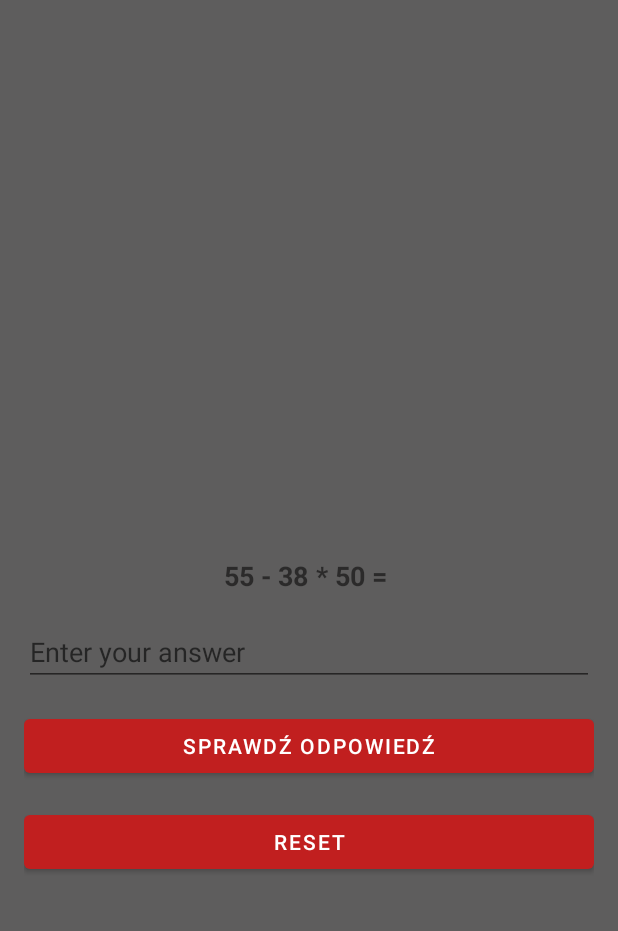
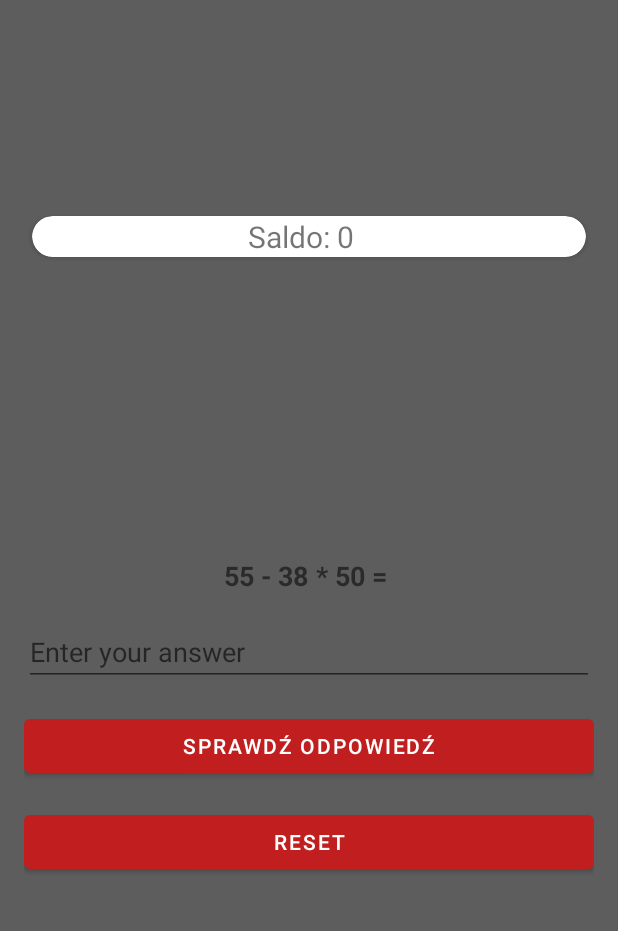
Before and after one commit to Michali0/cashino, an Android app: the fragment SaldoFragment placed in its activity, on a phone screen of 412 x 824 dp, the part 84-1015 px from its top. Run offline under Robolectric (Android 15) with nearby library versions, the phone set to English and light mode, and no system bars; our stand-ins replace Firebase (no records; nobody signed in at launch, a user with empty details on screens opened directly); 1 statement that could not run was skipped.

Commit message:
Obsługa salda w uzupełnianiu salda, poprawa ustalania stanu salda w grach, poprawa działania black jacka

```diff
--- a/app/src/main/AndroidManifest.xml
+++ b/app/src/main/AndroidManifest.xml
@@ -2,6 +2,7 @@
 <manifest xmlns:android="http://schemas.android.com/apk/res/android"
     xmlns:tools="http://schemas.android.com/tools">
 
+    <uses-permission android:name="android.permission.INTERNET"/>
     <application
         android:allowBackup="true"
         android:dataExtractionRules="@xml/data_extraction_rules"
@@ -11,9 +12,6 @@
         android:supportsRtl="true"
         android:theme="@style/Theme.Cashino"
         tools:targetApi="31">
-        <activity
-            android:name=".AboutActivity"
-            android:exported="false" />
         <activity
             android:name=".HomeActivity"
             android:exported="false" />
--- a/app/src/main/java/pl/wincenciuk/cashino/FragmentSlots.kt
+++ b/app/src/main/java/pl/wincenciuk/cashino/FragmentSlots.kt
@@ -66,14 +66,14 @@ class FragmentSlots : Fragment() {
 
                 if (wheel1.currentIndex == wheel2.currentIndex && wheel2.currentIndex == wheel3.currentIndex) {
                     msg.text = "Gratulację, wygrałeś dużą nagrodę!"
-                    writeSaldo(3*stawkaA)
+                    writeSaldo(4*stawkaA)
                 } else if (wheel1.currentIndex == wheel2.currentIndex || wheel2.currentIndex == wheel3.currentIndex
                     || wheel1.currentIndex == wheel3.currentIndex
                 ) {
                     msg.text = "Mała nagroda"
+                    writeSaldo(stawkaA)
                 } else {
                     msg.text = "Przegrałeś! Spróbuj ponownie"
-                    writeSaldo(-stawkaA)
                 }
 
                 btn.text = "Start"
@@ -88,6 +88,7 @@ class FragmentSlots : Fragment() {
                     Toast.makeText(requireContext(), "Niepoprawna stawka", Toast.LENGTH_SHORT).show()
                 } else {
                     stawka.isEnabled = false
+                    writeSaldo(-stawkaA)
                     wheel1 = Wheel(object : Wheel.WheelListener {
                         override fun newImage(img: Int) {
                             activity?.runOnUiThread {
--- a/app/src/main/java/pl/wincenciuk/cashino/RouletteFragment.kt
+++ b/app/src/main/java/pl/wincenciuk/cashino/RouletteFragment.kt
@@ -83,6 +83,7 @@ class RouletteFragment : Fragment() {
             Toast.makeText(requireContext(), "Niepoprawna stawka", Toast.LENGTH_SHORT).show()
             return
         }
+        writeSaldo(-stawkaA)
         if (selectedColor.isNullOrEmpty()) {
             Toast.makeText(requireContext(), "Proszę najpierw wybrać kolor", Toast.LENGTH_SHORT).show()
             return
@@ -111,13 +112,12 @@ class RouletteFragment : Fragment() {
                 if (selectedColor.equals(resultTv.text.toString().split(" ")[0], ignoreCase = true)) {
                     Toast.makeText(requireContext(), "Wygrałeś!", Toast.LENGTH_SHORT).show()
                     if (resultTv.text.toString().split(" ")[0] == "GREEN") {
-                        writeSaldo(5*stawkaA)
+                        writeSaldo(6*stawkaA)
                     } else {
-                        writeSaldo(stawkaA)
+                        writeSaldo(2*stawkaA)
                     }
                 } else {
                     Toast.makeText(requireContext(), "Przegrałeś, spróbuj jeszcze raz!", Toast.LENGTH_SHORT).show()
-                    writeSaldo(-stawkaA)
                 }
                 readSaldo()
             }
--- a/app/src/main/java/pl/wincenciuk/cashino/SaldoFragment.kt
+++ b/app/src/main/java/pl/wincenciuk/cashino/SaldoFragment.kt
@@ -7,7 +7,14 @@ import android.view.ViewGroup
 import android.widget.Button
 import android.widget.EditText
 import android.widget.TextView
+import android.widget.Toast
 import androidx.fragment.app.Fragment
+import com.google.firebase.auth.ktx.auth
+import com.google.firebase.database.DataSnapshot
+import com.google.firebase.database.DatabaseError
+import com.google.firebase.database.FirebaseDatabase
+import com.google.firebase.database.ValueEventListener
+import com.google.firebase.ktx.Firebase
 import kotlin.random.Random
 
 class SaldoFragment : Fragment() {
@@ -15,7 +22,9 @@ class SaldoFragment : Fragment() {
     private lateinit var editTextAnswer: EditText
     private lateinit var buttonCheck: Button
     private lateinit var buttonReset: Button
+    private lateinit var saldoT: TextView
 
+    private var saldo = 0
     private var liczba1: Int = 0
     private var liczba2: Int = 0
     private var liczba3: Int = 0
@@ -37,6 +46,9 @@ class SaldoFragment : Fragment() {
         editTextAnswer = view.findViewById(R.id.editTextAnswer)
         buttonCheck = view.findViewById(R.id.buttonCheck)
         buttonReset = view.findViewById(R.id.buttonReset)
+        saldoT = view.findViewById(R.id.saldoText)
+
+        readSaldo()
 
         generateEquation()
 
@@ -72,11 +84,14 @@ class SaldoFragment : Fragment() {
             val correctAnswer = Equation()
 
             if (userAnswer == correctAnswer) {
-                textViewEquation.text = "Prawidłowa odpowiedź! Saldo uzupełnione."
+                textViewEquation.text = "Prawidłowa odpowiedź! Saldo uzupełnione o 100."
+                readSaldo()
+                writeSaldo(100)
             } else {
                 textViewEquation.text = "Niepoprawna odpowiedź. Poprawna odpowiedź to $correctAnswer."
             }
         }
+        readSaldo()
     }
 
     private fun Equation(): Int {
@@ -120,4 +135,33 @@ class SaldoFragment : Fragment() {
         generateEquation()
     }
 
+    fun readSaldo() {
+        val database = FirebaseDatabase.getInstance("https://cashino-rrww-default-rtdb.europe-west1.firebasedatabase.app")
+        val user = Firebase.auth.currentUser
+        val ref = user?.let { database.getReference(it.uid) }
+
+        if (ref != null) {
+            ref.addValueEventListener(object : ValueEventListener {
+                override fun onDataChange(snapshot: DataSnapshot) {
+                    saldo = snapshot.getValue(Int::class.java)!!
+                    saldoT.text = saldo.toString()
+                }
+
+                override fun onCancelled(error: DatabaseError) {
+                    Toast.makeText(
+                        requireContext(),
+                        "Błąd odczytu z bazy",
+                        Toast.LENGTH_SHORT,
+                    ).show()
+                }
+            })
+        }
+    }
+    fun writeSaldo(stawka: Int) {
+        val database =
+            FirebaseDatabase.getInstance("https://cashino-rrww-default-rtdb.europe-west1.firebasedatabase.app")
+        val user = Firebase.auth.currentUser
+        user?.let { database.getReference(it.uid) }?.setValue(saldo + stawka)
+    }
+
 }
--- a/app/src/main/res/layout/fragment_saldo.xml
+++ b/app/src/main/res/layout/fragment_saldo.xml
@@ -2,7 +2,45 @@
     xmlns:tools="http://schemas.android.com/tools"
     android:layout_width="match_parent"
     android:layout_height="match_parent"
+    xmlns:app="http://schemas.android.com/apk/res-auto"
     android:padding="16dp">
+
+    <androidx.cardview.widget.CardView
+        android:id="@+id/cVBJ"
+        android:layout_width="match_parent"
+        android:layout_height="wrap_content"
+        android:layout_above="@+id/textViewEquation"
+        android:layout_alignParentStart="true"
+        app:cardCornerRadius="25dp"
+        android:layout_marginLeft="5dp"
+        android:layout_marginRight="5dp"
+        android:layout_marginBottom="200dp"
+        app:cardBackgroundColor="@color/white">
+
+        <LinearLayout
+            android:layout_width="wrap_content"
+            android:layout_height="wrap_content"
+            android:layout_gravity="center"
+            tools:ignore="UseCompoundDrawables">
+
+            <TextView
+                android:id="@+id/saldoS"
+                android:layout_width="wrap_content"
+                android:layout_height="wrap_content"
+                android:layout_marginStart="10dp"
+                android:text="Saldo: "
+                android:textSize="20sp" />
+
+            <TextView
+                android:id="@+id/saldoText"
+                android:layout_width="wrap_content"
+                android:layout_height="wrap_content"
+                android:layout_marginEnd="20dp"
+                android:text="-------------"
+                android:textSize="20sp" />
+
+        </LinearLayout>
+    </androidx.cardview.widget.CardView>
 
     <TextView
         android:id="@+id/textViewEquation"
--- a/app/src/main/res/values-night/themes.xml
+++ b/app/src/main/res/values-night/themes.xml
@@ -2,15 +2,31 @@
     <!-- Base application theme. -->
     <style name="Theme.Cashino" parent="Theme.MaterialComponents.DayNight.DarkActionBar">
         <!-- Primary brand color. -->
-        <item name="colorPrimary">@color/purple_200</item>
+        <item name="colorPrimary">@color/prim</item>
         <item name="colorPrimaryVariant">@color/purple_700</item>
-        <item name="colorOnPrimary">@color/black</item>
+        <item name="colorOnPrimary">@color/white</item>
         <!-- Secondary brand color. -->
         <item name="colorSecondary">@color/teal_200</item>
-        <item name="colorSecondaryVariant">@color/teal_200</item>
+        <item name="colorSecondaryVariant">@color/teal_700</item>
         <item name="colorOnSecondary">@color/black</item>
         <!-- Status bar color. -->
         <item name="android:statusBarColor">?attr/colorPrimaryVariant</item>
         <!-- Customize your theme here. -->
+        <item name="windowActionBar">false</item>
+        <item name="windowNoTitle">true</item>
+
+
+    </style>
+
+
+
+
+    <style name="CardView.Cashino">
+        <item name="cardCornerRadius">20dp</item>
+        <item name="cardElevation">10dp</item>
+        <item name="android:layout_margin">10dp</item>
+        <item name="cardPreventCornerOverlap">true</item>
+        <item name="contentPadding">15dp</item>
+        <item name="cardBackgroundColor">@color/white</item>
     </style>
 </resources>
```
Also changed, not shown: app/src/main/java/pl/wincenciuk/cashino/BlackJackFragment.kt (+27 -12 lines).
